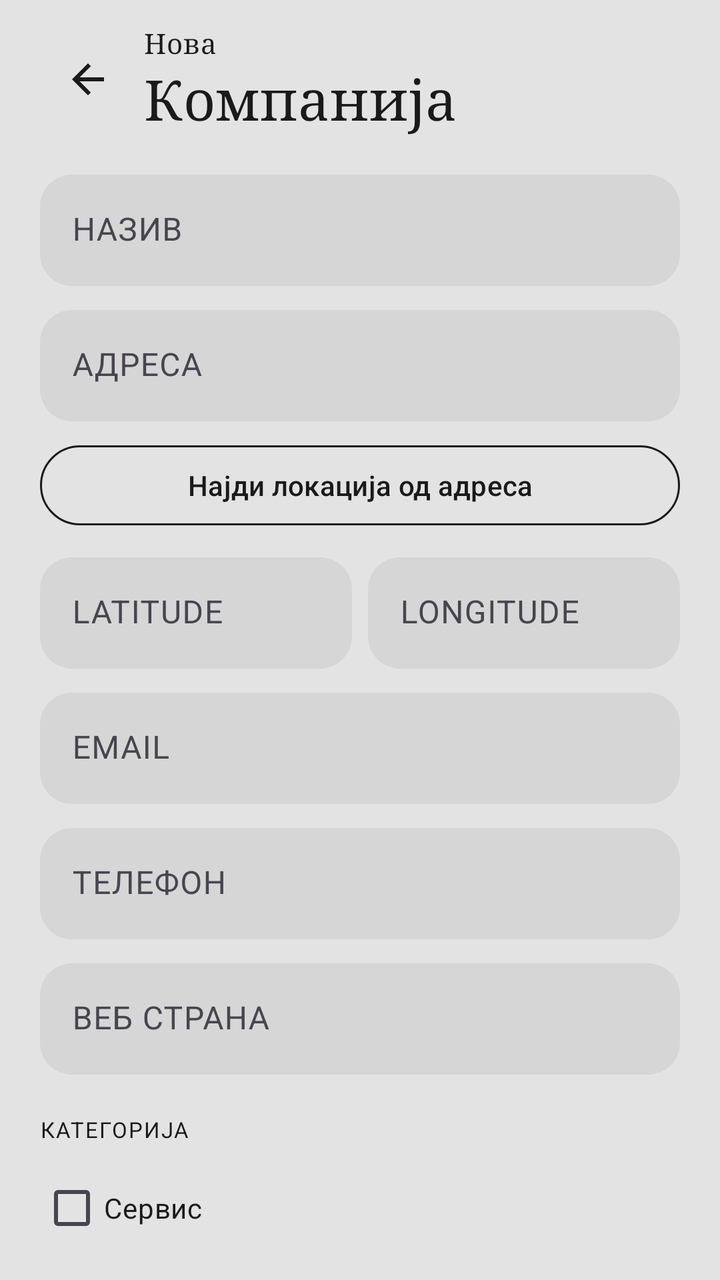
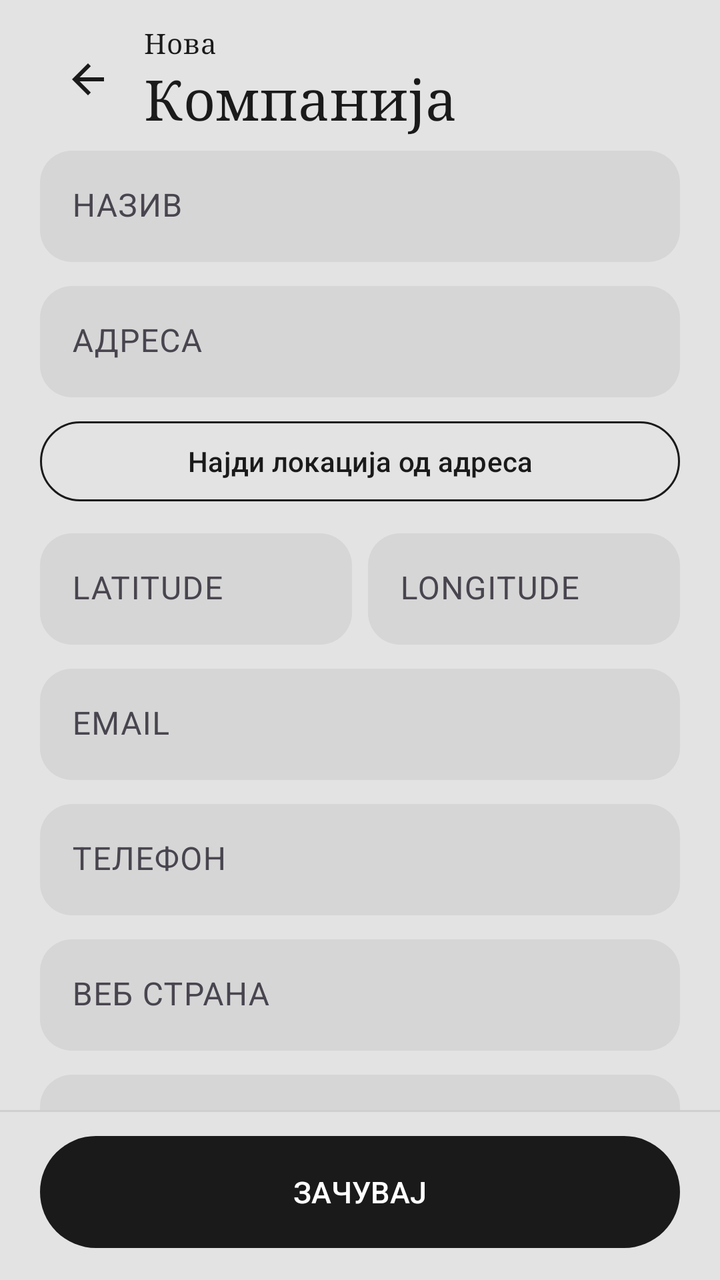

Compare the two renders of this Android layout. The source of the first and the diff that turns it into the second are given below.
<!-- AndroidManifest.xml: application theme Theme.Mesto_samostojna -->
<!-- res/layout/activity_add_company.xml -->
<?xml version="1.0" encoding="utf-8"?>
<androidx.core.widget.NestedScrollView xmlns:android="http://schemas.android.com/apk/res/android"
    xmlns:app="http://schemas.android.com/apk/res-auto"
    xmlns:tools="http://schemas.android.com/tools"
    android:layout_width="match_parent"
    android:layout_height="match_parent"
    android:background="@color/cream"
    android:clipToPadding="false"
    android:fillViewport="true"
    android:paddingStart="20dp"
    android:paddingEnd="20dp"
    android:paddingTop="12dp"
    android:paddingBottom="24dp"
    tools:context=".AddCompanyActivity">

        <LinearLayout
            android:layout_width="match_parent"
            android:layout_height="wrap_content"
            android:orientation="vertical">

            
            <LinearLayout
                android:layout_width="match_parent"
                android:layout_height="wrap_content"
                android:gravity="center_vertical"
                android:orientation="horizontal">

                <ImageButton
                    android:id="@+id/btn_back"
                    android:layout_width="48dp"
                    android:layout_height="48dp"
                    android:background="?attr/selectableItemBackgroundBorderless"
                    android:contentDescription="@string/nav_back"
                    android:padding="12dp"
                    android:src="@drawable/ic_arrow_back"
                    app:tint="@color/ink" />

                <LinearLayout
                    android:layout_width="0dp"
                    android:layout_height="wrap_content"
                    android:layout_marginStart="4dp"
                    android:layout_weight="1"
                    android:orientation="vertical">

                    <TextView
                        android:layout_width="wrap_content"
                        android:layout_height="wrap_content"
                        android:fontFamily="serif"
                        android:letterSpacing="0.02"
                        android:text="@string/screen_new_company_title_small"
                        android:textColor="@color/ink"
                        android:textSize="14sp" />

                    <TextView
                        android:layout_width="wrap_content"
                        android:layout_height="wrap_content"
                        android:fontFamily="serif"
                        android:letterSpacing="0.01"
                        android:text="@string/screen_new_company_title_large"
                        android:textColor="@color/ink"
                        android:textSize="28sp" />
                </LinearLayout>
            </LinearLayout>

            <Space
                android:layout_width="match_parent"
                android:layout_height="20dp" />

            <com.google.android.material.textfield.TextInputLayout
                android:id="@+id/til_name"
                style="@style/Widget.Material3.TextInputLayout.FilledBox"
                android:layout_width="match_parent"
                android:layout_height="wrap_content"
                android:hint="@string/label_name"
                app:boxBackgroundColor="@color/linen"
                app:boxCornerRadiusBottomEnd="16dp"
                app:boxCornerRadiusBottomStart="16dp"
                app:boxCornerRadiusTopEnd="16dp"
                app:boxCornerRadiusTopStart="16dp"
                app:boxStrokeWidth="0dp"
                app:boxStrokeWidthFocused="0dp">

                <com.google.android.material.textfield.TextInputEditText
                    android:id="@+id/input_name"
                    android:layout_width="match_parent"
                    android:layout_height="wrap_content"
                    android:inputType="textCapWords"
                    android:textColor="@color/ink" />
            </com.google.android.material.textfield.TextInputLayout>

            <Space
                android:layout_width="match_parent"
                android:layout_height="12dp" />

            <com.google.android.material.textfield.TextInputLayout
                android:id="@+id/til_address"
                style="@style/Widget.Material3.TextInputLayout.FilledBox"
                android:layout_width="match_parent"
                android:layout_height="wrap_content"
                android:hint="@string/label_address"
                app:boxBackgroundColor="@color/linen"
                app:boxCornerRadiusBottomEnd="16dp"
                app:boxCornerRadiusBottomStart="16dp"
                app:boxCornerRadiusTopEnd="16dp"
                app:boxCornerRadiusTopStart="16dp"
                app:boxStrokeWidth="0dp"
                app:boxStrokeWidthFocused="0dp">

                <com.google.android.material.textfield.TextInputEditText
                    android:id="@+id/input_address"
                    android:layout_width="match_parent"
                    android:layout_height="wrap_content"
                    android:inputType="textPostalAddress"
                    android:textColor="@color/ink" />
            </com.google.android.material.textfield.TextInputLayout>

            <com.google.android.material.button.MaterialButton
                android:id="@+id/btn_find_location"
                style="@style/Widget.Material3.Button.OutlinedButton"
                android:layout_width="match_parent"
                android:layout_height="wrap_content"
                android:layout_marginTop="8dp"
                android:text="@string/btn_find_location"
                app:cornerRadius="24dp"
                app:strokeColor="@color/ink" />

            <Space
                android:layout_width="match_parent"
                android:layout_height="12dp" />

            <LinearLayout
                android:layout_width="match_parent"
                android:layout_height="wrap_content"
                android:orientation="horizontal">

                <com.google.android.material.textfield.TextInputLayout
                    android:id="@+id/til_latitude"
                    style="@style/Widget.Material3.TextInputLayout.FilledBox"
                    android:layout_width="0dp"
                    android:layout_height="wrap_content"
                    android:layout_marginEnd="8dp"
                    android:layout_weight="1"
                    android:hint="@string/label_latitude"
                    app:boxBackgroundColor="@color/linen"
                    app:boxCornerRadiusBottomEnd="16dp"
                    app:boxCornerRadiusBottomStart="16dp"
                    app:boxCornerRadiusTopEnd="16dp"
                    app:boxCornerRadiusTopStart="16dp"
                    app:boxStrokeWidth="0dp"
                    app:boxStrokeWidthFocused="0dp">

                    <com.google.android.material.textfield.TextInputEditText
                        android:id="@+id/input_latitude"
                        android:layout_width="match_parent"
                        android:layout_height="wrap_content"
                        android:inputType="numberDecimal|numberSigned"
                        android:textColor="@color/ink" />
                </com.google.android.material.textfield.TextInputLayout>

                <com.google.android.material.textfield.TextInputLayout
                    android:id="@+id/til_longitude"
                    style="@style/Widget.Material3.TextInputLayout.FilledBox"
                    android:layout_width="0dp"
                    android:layout_height="wrap_content"
                    android:layout_weight="1"
                    android:hint="@string/label_longitude"
                    app:boxBackgroundColor="@color/linen"
                    app:boxCornerRadiusBottomEnd="16dp"
                    app:boxCornerRadiusBottomStart="16dp"
                    app:boxCornerRadiusTopEnd="16dp"
                    app:boxCornerRadiusTopStart="16dp"
                    app:boxStrokeWidth="0dp"
                    app:boxStrokeWidthFocused="0dp">

                    <com.google.android.material.textfield.TextInputEditText
                        android:id="@+id/input_longitude"
                        android:layout_width="match_parent"
                        android:layout_height="wrap_content"
                        android:inputType="numberDecimal|numberSigned"
                        android:textColor="@color/ink" />
                </com.google.android.material.textfield.TextInputLayout>
            </LinearLayout>

            <Space
                android:layout_width="match_parent"
                android:layout_height="12dp" />

            <com.google.android.material.textfield.TextInputLayout
                android:id="@+id/til_email"
                style="@style/Widget.Material3.TextInputLayout.FilledBox"
                android:layout_width="match_parent"
                android:layout_height="wrap_content"
                android:hint="@string/label_email"
                app:boxBackgroundColor="@color/linen"
                app:boxCornerRadiusBottomEnd="16dp"
                app:boxCornerRadiusBottomStart="16dp"
                app:boxCornerRadiusTopEnd="16dp"
                app:boxCornerRadiusTopStart="16dp"
                app:boxStrokeWidth="0dp"
                app:boxStrokeWidthFocused="0dp">

                <com.google.android.material.textfield.TextInputEditText
                    android:id="@+id/input_email"
                    android:layout_width="match_parent"
                    android:layout_height="wrap_content"
                    android:inputType="textEmailAddress"
                    android:textColor="@color/ink" />
            </com.google.android.material.textfield.TextInputLayout>

            <Space
                android:layout_width="match_parent"
                android:layout_height="12dp" />

            <com.google.android.material.textfield.TextInputLayout
                android:id="@+id/til_phone"
                style="@style/Widget.Material3.TextInputLayout.FilledBox"
                android:layout_width="match_parent"
                android:layout_height="wrap_content"
                android:hint="@string/label_phone"
                app:boxBackgroundColor="@color/linen"
                app:boxCornerRadiusBottomEnd="16dp"
                app:boxCornerRadiusBottomStart="16dp"
                app:boxCornerRadiusTopEnd="16dp"
                app:boxCornerRadiusTopStart="16dp"
                app:boxStrokeWidth="0dp"
                app:boxStrokeWidthFocused="0dp">

                <com.google.android.material.textfield.TextInputEditText
                    android:id="@+id/input_phone"
                    android:layout_width="match_parent"
                    android:layout_height="wrap_content"
                    android:inputType="phone"
                    android:textColor="@color/ink" />
            </com.google.android.material.textfield.TextInputLayout>

            <Space
                android:layout_width="match_parent"
                android:layout_height="12dp" />

            <com.google.android.material.textfield.TextInputLayout
                android:id="@+id/til_website"
                style="@style/Widget.Material3.TextInputLayout.FilledBox"
                android:layout_width="match_parent"
                android:layout_height="wrap_content"
                android:hint="@string/label_website"
                app:boxBackgroundColor="@color/linen"
                app:boxCornerRadiusBottomEnd="16dp"
                app:boxCornerRadiusBottomStart="16dp"
                app:boxCornerRadiusTopEnd="16dp"
                app:boxCornerRadiusTopStart="16dp"
                app:boxStrokeWidth="0dp"
                app:boxStrokeWidthFocused="0dp">

                <com.google.android.material.textfield.TextInputEditText
                    android:id="@+id/input_website"
                    android:layout_width="match_parent"
                    android:layout_height="wrap_content"
                    android:inputType="textUri"
                    android:textColor="@color/ink" />
            </com.google.android.material.textfield.TextInputLayout>

            <Space
                android:layout_width="match_parent"
                android:layout_height="20dp" />

            <TextView
                android:layout_width="wrap_content"
                android:layout_height="wrap_content"
                android:letterSpacing="0.06"
                android:text="@string/label_category"
                android:textAllCaps="true"
                android:textColor="@color/ink"
                android:textSize="11sp" />

            <LinearLayout
                android:layout_width="match_parent"
                android:layout_height="wrap_content"
                android:layout_marginTop="8dp"
                android:orientation="vertical">

                <com.google.android.material.checkbox.MaterialCheckBox
                    android:id="@+id/cb_cat_service"
                    android:layout_width="match_parent"
                    android:layout_height="wrap_content"
                    android:text="@string/cat_service"
                    android:textColor="@color/ink" />

                <com.google.android.material.checkbox.MaterialCheckBox
                    android:id="@+id/cb_cat_entertainment"
                    android:layout_width="match_parent"
                    android:layout_height="wrap_content"
                    android:text="@string/cat_entertainment"
                    android:textColor="@color/ink" />

                <com.google.android.material.checkbox.MaterialCheckBox
                    android:id="@+id/cb_cat_industry"
                    android:layout_width="match_parent"
                    android:layout_height="wrap_content"
                    android:text="@string/cat_industry"
                    android:textColor="@color/ink" />

                <com.google.android.material.checkbox.MaterialCheckBox
                    android:id="@+id/cb_cat_education"
                    android:layout_width="match_parent"
                    android:layout_height="wrap_content"
                    android:text="@string/cat_education"
                    android:textColor="@color/ink" />

                <com.google.android.material.checkbox.MaterialCheckBox
                    android:id="@+id/cb_cat_other"
                    android:layout_width="match_parent"
                    android:layout_height="wrap_content"
                    android:text="@string/cat_other"
                    android:textColor="@color/ink" />
            </LinearLayout>

            <Space
                android:layout_width="match_parent"
                android:layout_height="20dp" />

            <TextView
                android:layout_width="wrap_content"
                android:layout_height="wrap_content"
                android:letterSpacing="0.06"
                android:text="@string/label_location"
                android:textAllCaps="true"
                android:textColor="@color/ink"
                android:textSize="11sp" />

            <LinearLayout
                android:id="@+id/location_preview"
                android:layout_width="match_parent"
                android:layout_height="wrap_content"
                android:layout_marginTop="8dp"
                android:background="@drawable/bg_location_card"
                android:gravity="center_vertical"
                android:orientation="horizontal"
                android:padding="14dp">

                <ImageView
                    android:layout_width="22dp"
                    android:layout_height="22dp"
                    android:contentDescription="@string/label_location"
                    android:importantForAccessibility="no"
                    android:src="@drawable/ic_location_pin" />

                <TextView
                    android:id="@+id/text_location_coords"
                    android:layout_width="0dp"
                    android:layout_height="wrap_content"
                    android:layout_marginStart="10dp"
                    android:layout_weight="1"
                    android:fontFamily="sans-serif-medium"
                    android:text="@string/location_placeholder"
                    android:textColor="@color/ink"
                    android:textSize="14sp" />
            </LinearLayout>

            <Space
                android:layout_width="match_parent"
                android:layout_height="28dp" />

            <com.google.android.material.button.MaterialButton
                android:id="@+id/btn_save"
                style="@style/Widget.Material3.Button"
                android:layout_width="match_parent"
                android:layout_height="56dp"
                android:insetTop="0dp"
                android:insetBottom="0dp"
                android:text="@string/btn_save"
                android:textAllCaps="true"
                android:textSize="15sp"
                app:backgroundTint="@color/ink"
                app:cornerRadius="28dp" />
        </LinearLayout>
</androidx.core.widget.NestedScrollView>
<!-- resources referenced by this layout -->
<resources>
  <color name="cream">#E3E3E3</color>
  <color name="ink">#1A1A1A</color>
  <color name="linen">#D6D6D6</color>
  <!-- drawable bg_location_card (drawable) -->
  <?xml version="1.0" encoding="utf-8"?>
  <shape xmlns:android="http://schemas.android.com/apk/res/android"
      android:shape="rectangle">
      <solid android:color="@color/linen" />
      <corners android:radius="16dp" />
      <stroke
          android:width="1dp"
          android:color="@color/sand" />
  </shape>
  <!-- drawable ic_arrow_back (drawable) -->
  <?xml version="1.0" encoding="utf-8"?>
  <vector xmlns:android="http://schemas.android.com/apk/res/android"
      android:width="24dp"
      android:height="24dp"
      android:viewportWidth="24"
      android:viewportHeight="24">
      <path
          android:fillColor="#FF000000"
          android:pathData="M20,11H7.83l5.59,-5.59L12,4l-8,8 8,8 1.41,-1.41L7.83,13H20v-2z" />
  </vector>
  <!-- drawable ic_location_pin (drawable) -->
  <?xml version="1.0" encoding="utf-8"?>
  <vector xmlns:android="http://schemas.android.com/apk/res/android"
      android:width="24dp"
      android:height="24dp"
      android:viewportWidth="24"
      android:viewportHeight="24">
      <path
          android:fillColor="#B87D6B"
          android:pathData="M12,2C8.13,2 5,5.13 5,9c0,5.25 7,13 7,13s7,-7.75 7,-13c0,-3.87 -3.13,-7 -7,-7zM12,11.5c-1.38,0 -2.5,-1.12 -2.5,-2.5s1.12,-2.5 2.5,-2.5 2.5,1.12 2.5,2.5 -1.12,2.5 -2.5,2.5z" />
  </vector>
  <string name="btn_find_location">Најди локација од адреса</string>
  <string name="btn_save">ЗАЧУВАЈ</string>
  <string name="cat_education">Едукација</string>
  <string name="cat_entertainment">Забава</string>
  <string name="cat_industry">Индустрија</string>
  <string name="cat_other">Друго</string>
  <string name="cat_service">Сервис</string>
  <string name="label_address">АДРЕСА</string>
  <string name="label_category">КАТЕГОРИЈА</string>
  <string name="label_email">EMAIL</string>
  <string name="label_latitude">LATITUDE</string>
  <string name="label_location">ЛОКАЦИЈА</string>
  <string name="label_longitude">LONGITUDE</string>
  <string name="label_name">НАЗИВ</string>
  <string name="label_phone">ТЕЛЕФОН</string>
  <string name="label_website">ВЕБ СТРАНА</string>
  <string name="location_placeholder">41.7452° N - 22.1939° E</string>
  <string name="nav_back">Назад</string>
  <string name="screen_new_company_title_large">Компанија</string>
  <string name="screen_new_company_title_small">Нова</string>
  <style name="Theme.Mesto_samostojna" parent="Base.Theme.Mesto_samostojna" />
  <color name="sand">#CFCFCF</color>
  <style name="Base.Theme.Mesto_samostojna" parent="Theme.Material3.DayNight.NoActionBar">
          <item name="android:statusBarColor">@color/cream</item>
          <item name="android:navigationBarColor">@color/cream</item>
          <item name="android:windowLightStatusBar">true</item>
          <item name="colorPrimary">@color/ink</item>
          <item name="colorSurface">@color/cream</item>
          <item name="android:colorBackground">@color/cream</item>
      </style>
</resources>

<!-- the commit's change to res/layout/activity_add_company.xml (unified diff, before → after) -->
@@ -1,70 +1,78 @@
 <?xml version="1.0" encoding="utf-8"?>
-<androidx.core.widget.NestedScrollView xmlns:android="http://schemas.android.com/apk/res/android"
+<LinearLayout xmlns:android="http://schemas.android.com/apk/res/android"
     xmlns:app="http://schemas.android.com/apk/res-auto"
     xmlns:tools="http://schemas.android.com/tools"
+    android:id="@+id/add_company_root"
     android:layout_width="match_parent"
     android:layout_height="match_parent"
     android:background="@color/cream"
-    android:clipToPadding="false"
-    android:fillViewport="true"
-    android:paddingStart="20dp"
-    android:paddingEnd="20dp"
-    android:paddingTop="12dp"
-    android:paddingBottom="24dp"
+    android:orientation="vertical"
     tools:context=".AddCompanyActivity">
+
+    
+    <LinearLayout
+        android:layout_width="match_parent"
+        android:layout_height="wrap_content"
+        android:gravity="center_vertical"
+        android:orientation="horizontal"
+        android:paddingStart="20dp"
+        android:paddingTop="12dp"
+        android:paddingEnd="20dp"
+        android:paddingBottom="8dp">
+
+        <ImageButton
+            android:id="@+id/btn_back"
+            android:layout_width="48dp"
+            android:layout_height="48dp"
+            android:background="?attr/selectableItemBackgroundBorderless"
+            android:contentDescription="@string/nav_back"
+            android:padding="12dp"
+            android:src="@drawable/ic_arrow_back"
+            app:tint="@color/ink" />
+
+        <LinearLayout
+            android:layout_width="0dp"
+            android:layout_height="wrap_content"
+            android:layout_marginStart="4dp"
+            android:layout_weight="1"
+            android:orientation="vertical">
+
+            <TextView
+                android:layout_width="wrap_content"
+                android:layout_height="wrap_content"
+                android:fontFamily="serif"
+                android:letterSpacing="0.02"
+                android:text="@string/screen_new_company_title_small"
+                android:textColor="@color/ink"
+                android:textSize="14sp" />
+
+            <TextView
+                android:layout_width="wrap_content"
+                android:layout_height="wrap_content"
+                android:fontFamily="serif"
+                android:letterSpacing="0.01"
+                android:text="@string/screen_new_company_title_large"
+                android:textColor="@color/ink"
+                android:textSize="28sp" />
+        </LinearLayout>
+    </LinearLayout>
+
+    
+    <androidx.core.widget.NestedScrollView
+        android:id="@+id/add_company_scroll"
+        android:layout_width="match_parent"
+        android:layout_height="0dp"
+        android:layout_weight="1"
+        android:clipToPadding="false"
+        android:fillViewport="true"
+        android:paddingStart="20dp"
+        android:paddingEnd="20dp"
+        android:paddingBottom="16dp">
 
         <LinearLayout
             android:layout_width="match_parent"
             android:layout_height="wrap_content"
             android:orientation="vertical">
-
-            
-            <LinearLayout
-                android:layout_width="match_parent"
-                android:layout_height="wrap_content"
-                android:gravity="center_vertical"
-                android:orientation="horizontal">
-
-                <ImageButton
-                    android:id="@+id/btn_back"
-                    android:layout_width="48dp"
-                    android:layout_height="48dp"
-                    android:background="?attr/selectableItemBackgroundBorderless"
-                    android:contentDescription="@string/nav_back"
-                    android:padding="12dp"
-                    android:src="@drawable/ic_arrow_back"
-                    app:tint="@color/ink" />
-
-                <LinearLayout
-                    android:layout_width="0dp"
-                    android:layout_height="wrap_content"
-                    android:layout_marginStart="4dp"
-                    android:layout_weight="1"
-                    android:orientation="vertical">
-
-                    <TextView
-                        android:layout_width="wrap_content"
-                        android:layout_height="wrap_content"
-                        android:fontFamily="serif"
-                        android:letterSpacing="0.02"
-                        android:text="@string/screen_new_company_title_small"
-                        android:textColor="@color/ink"
-                        android:textSize="14sp" />
-
-                    <TextView
-                        android:layout_width="wrap_content"
-                        android:layout_height="wrap_content"
-                        android:fontFamily="serif"
-                        android:letterSpacing="0.01"
-                        android:text="@string/screen_new_company_title_large"
-                        android:textColor="@color/ink"
-                        android:textSize="28sp" />
-                </LinearLayout>
-            </LinearLayout>
-
-            <Space
-                android:layout_width="match_parent"
-                android:layout_height="20dp" />
 
             <com.google.android.material.textfield.TextInputLayout
                 android:id="@+id/til_name"
@@ -261,6 +269,34 @@
 
             <Space
                 android:layout_width="match_parent"
+                android:layout_height="12dp" />
+
+            <com.google.android.material.textfield.TextInputLayout
+                android:id="@+id/til_image_url"
+                style="@style/Widget.Material3.TextInputLayout.FilledBox"
+                android:layout_width="match_parent"
+                android:layout_height="wrap_content"
+                android:hint="@string/label_image_url"
+                app:boxBackgroundColor="@color/linen"
+                app:boxCornerRadiusBottomEnd="16dp"
+                app:boxCornerRadiusBottomStart="16dp"
+                app:boxCornerRadiusTopEnd="16dp"
+                app:boxCornerRadiusTopStart="16dp"
+                app:boxStrokeWidth="0dp"
+                app:boxStrokeWidthFocused="0dp"
+                app:helperText="@string/label_image_url_helper"
+                app:helperTextEnabled="true">
+
+                <com.google.android.material.textfield.TextInputEditText
+                    android:id="@+id/input_image_url"
+                    android:layout_width="match_parent"
+                    android:layout_height="wrap_content"
+                    android:inputType="textUri"
+                    android:textColor="@color/ink" />
+            </com.google.android.material.textfield.TextInputLayout>
+
+            <Space
+                android:layout_width="match_parent"
                 android:layout_height="20dp" />
 
             <TextView
@@ -355,22 +391,29 @@
                     android:textColor="@color/ink"
                     android:textSize="14sp" />
             </LinearLayout>
-
-            <Space
-                android:layout_width="match_parent"
-                android:layout_height="28dp" />
-
-            <com.google.android.material.button.MaterialButton
-                android:id="@+id/btn_save"
-                style="@style/Widget.Material3.Button"
-                android:layout_width="match_parent"
-                android:layout_height="56dp"
-                android:insetTop="0dp"
-                android:insetBottom="0dp"
-                android:text="@string/btn_save"
-                android:textAllCaps="true"
-                android:textSize="15sp"
-                app:backgroundTint="@color/ink"
-                app:cornerRadius="28dp" />
         </LinearLayout>
-</androidx.core.widget.NestedScrollView>
+    </androidx.core.widget.NestedScrollView>
+
+    
+    <View
+        android:layout_width="match_parent"
+        android:layout_height="1dp"
+        android:background="@color/sand" />
+
+    <com.google.android.material.button.MaterialButton
+        android:id="@+id/btn_save"
+        style="@style/Widget.Material3.Button"
+        android:layout_width="match_parent"
+        android:layout_height="56dp"
+        android:layout_marginStart="20dp"
+        android:layout_marginTop="12dp"
+        android:layout_marginEnd="20dp"
+        android:layout_marginBottom="16dp"
+        android:insetTop="0dp"
+        android:insetBottom="0dp"
+        android:text="@string/btn_save"
+        android:textAllCaps="true"
+        android:textSize="15sp"
+        app:backgroundTint="@color/ink"
+        app:cornerRadius="28dp" />
+</LinearLayout>
<!-- resource entries referenced after the edit -->
@@ -3,6 +3,7 @@
   <color name="cream">#E3E3E3</color>
   <color name="ink">#1A1A1A</color>
   <color name="linen">#D6D6D6</color>
+  <color name="sand">#CFCFCF</color>
   <!-- drawable bg_location_card (drawable) -->
   <?xml version="1.0" encoding="utf-8"?>
   <shape xmlns:android="http://schemas.android.com/apk/res/android"
@@ -45,6 +46,8 @@
   <string name="label_address">АДРЕСА</string>
   <string name="label_category">КАТЕГОРИЈА</string>
   <string name="label_email">EMAIL</string>
+  <string name="label_image_url">URL на слика (опционално)</string>
+  <string name="label_image_url_helper">Залепи директен линк до слика/лого. Пр.: https://…/logo.png. Ако оставиш празно, ке се пробуваат favicon/og:image.</string>
   <string name="label_latitude">LATITUDE</string>
   <string name="label_location">ЛОКАЦИЈА</string>
   <string name="label_longitude">LONGITUDE</string>
@@ -56,7 +59,6 @@
   <string name="screen_new_company_title_large">Компанија</string>
   <string name="screen_new_company_title_small">Нова</string>
   <style name="Theme.Mesto_samostojna" parent="Base.Theme.Mesto_samostojna" />
-  <color name="sand">#CFCFCF</color>
   <style name="Base.Theme.Mesto_samostojna" parent="Theme.Material3.DayNight.NoActionBar">
           <item name="android:statusBarColor">@color/cream</item>
           <item name="android:navigationBarColor">@color/cream</item>
